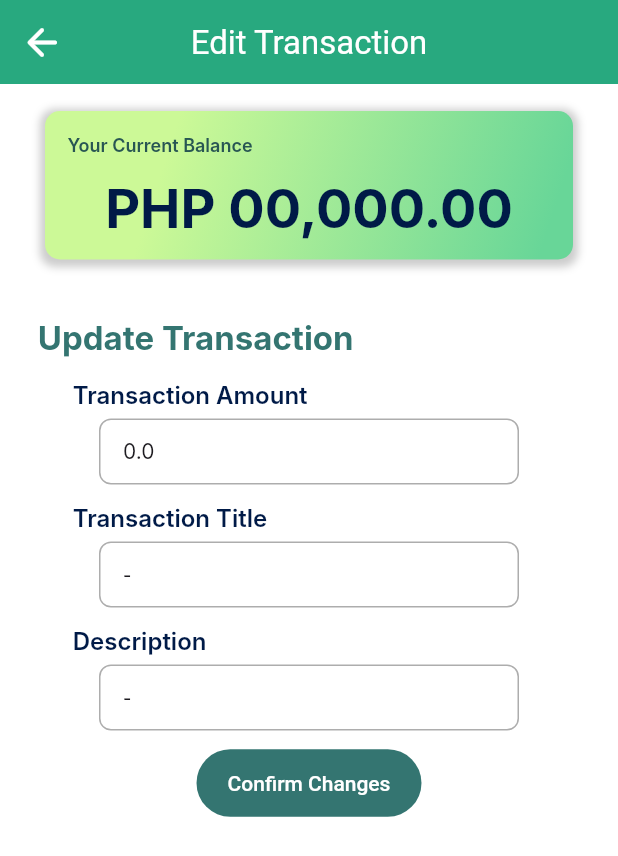
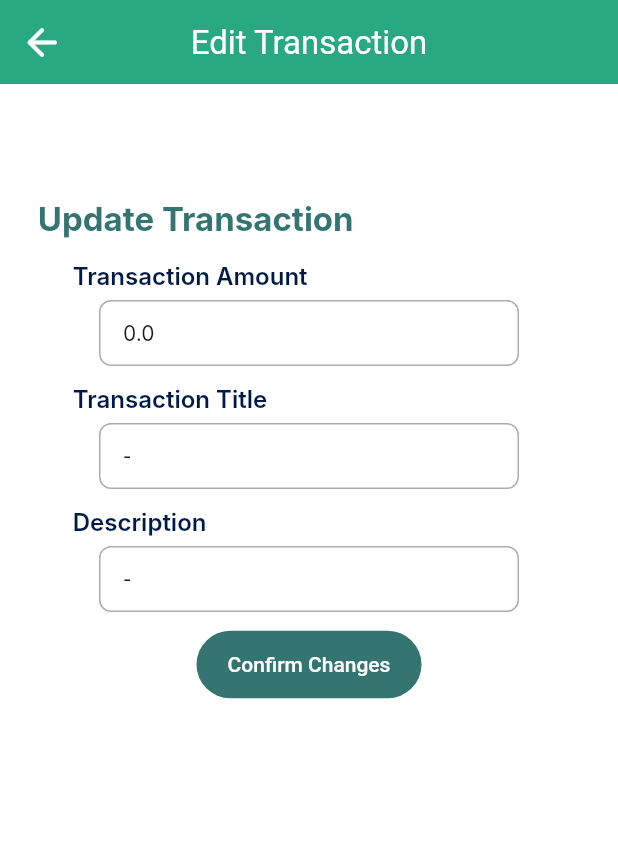
Before and after one commit to ciit-cs319-group4/cs319_foutput_reseebo, a Flutter app: the EditPageWidget screen opened directly with empty values, on a phone screen of 412 x 824 dp. Shown: the top 856 px of the screen. Run offline on Flutter 3.47's test engine with Material 3 defaults, Android fonts, the phone set to English and light mode, and no system bars; our stand-ins replace cloud_firestore, firebase_auth, firebase_core, font_awesome_flutter, go_router; accounts and stored records are empty; generated files the repository leaves out were written again; Roboto replaces fonts that are missing (Inter, Inter Tight).

Commit message:
Edit page fixes
Removed current balance

```diff
--- a/lib/edit_page.dart
+++ b/lib/edit_page.dart
@@ -164,78 +164,7 @@ class _EditPageWidgetState extends State<EditPageWidget> {
                         Padding(
                           padding: EdgeInsetsDirectional.fromSTEB(0, 18, 0, 36),
                           child: Container(
-                            width: 352,
-                            height: 99,
-                            decoration: BoxDecoration(
-                              boxShadow: [
-                                BoxShadow(
-                                  blurRadius: 4,
-                                  color: Color(0x33000000),
-                                  offset: Offset(
-                                    0.0,
-                                    2,
-                                  ),
-                                  spreadRadius: 3,
-                                )
-                              ],
-                              gradient: LinearGradient(
-                                colors: [Color(0xFF68D698), Color(0xFFCCF997)],
-                                stops: [0, 0.8],
-                                begin: AlignmentDirectional(0.87, 1),
-                                end: AlignmentDirectional(-0.87, -1),
-                              ),
-                              borderRadius: BorderRadius.only(
-                                bottomLeft: Radius.circular(10),
-                                bottomRight: Radius.circular(10),
-                                topLeft: Radius.circular(10),
-                                topRight: Radius.circular(10),
-                              ),
-                            ),
-                            child: Column(
-                              mainAxisSize: MainAxisSize.max,
-                              children: [
-                                Align(
-                                  alignment: AlignmentDirectional(-1, -1),
-                                  child: Padding(
-                                    padding: EdgeInsetsDirectional.fromSTEB(
-                                        15, 14, 0, 0),
-                                    child: Text(
-                                      'Your Current Balance',
-                                      style: Theme.of(context)
-                                          .textTheme
-                                          .bodyMedium
-                                          ?.copyWith(
-                                            fontFamily: 'Inter',
-                                            color: Color(0xFF285653),
-                                            fontSize: 12,
-                                            letterSpacing: 0.0,
-                                            fontWeight: FontWeight.w600,
-                                          ),
-                                    ),
-                                  ),
-                                ),
-                                Align(
-                                  alignment: AlignmentDirectional(0, 0),
-                                  child: Padding(
-                                    padding: EdgeInsetsDirectional.fromSTEB(
-                                        0, 8, 0, 0),
-                                    child: Text(
-                                      'PHP 00,000.00',
-                                      style: Theme.of(context)
-                                          .textTheme
-                                          .bodyMedium
-                                          ?.copyWith(
-                                            fontFamily: 'Inter',
-                                            color: Color(0xFF001A47),
-                                            fontSize: 36,
-                                            letterSpacing: 0.0,
-                                            fontWeight: FontWeight.bold,
-                                          ),
-                                    ),
-                                  ),
-                                ),
-                              ],
-                            ),
+                            height: 20,
                           ),
                         ),
                         Container(
```
